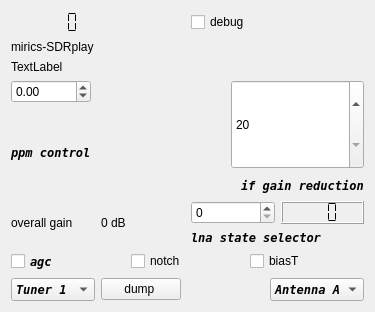
First picture: the form in sources/devices/sdrplay-handler-v3/sdrplay-widget-v3.ui, repository JvanKatwijk/qt-dab, before the edit.
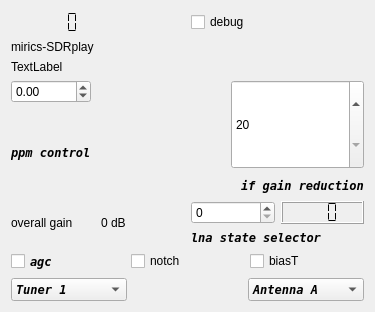
Second picture: the form after the edit.

Diff of the .ui file:
```diff
--- a/sources/devices/sdrplay-handler-v3/sdrplay-widget-v3.ui
+++ b/sources/devices/sdrplay-handler-v3/sdrplay-widget-v3.ui
@@ -329,13 +329,6 @@
        </item>
       </widget>
      </item>
-     <item>
-      <widget class="QPushButton" name="dumpButton">
-       <property name="text">
-        <string>dump </string>
-       </property>
-      </widget>
-     </item>
      <item>
       <spacer name="horizontalSpacer_2">
        <property name="orientation">
```
